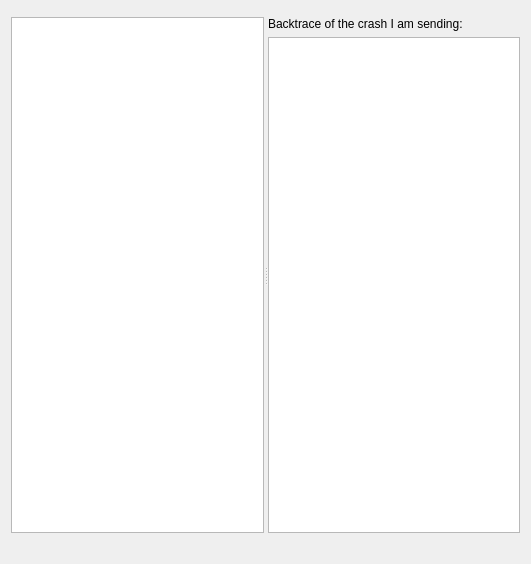
KDE/kde-runtime, file drkonqi/ui/assistantpage_bugzilla_duplicates_dialog.ui: the form before one commit.
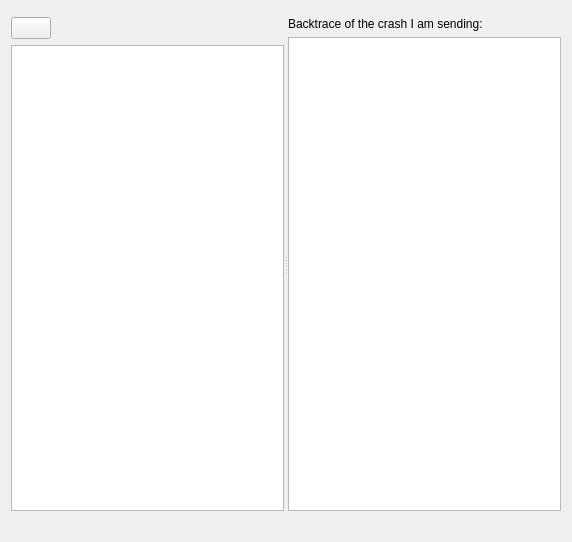
The form after the commit. Custom widgets are drawn as their Qt base class.

Commit message: - Add a Retry button if loading the bug report (to compare it with the user crash, on the duplicates page) fails.

Diff of the .ui file:
```diff
--- a/drkonqi/ui/assistantpage_bugzilla_duplicates_dialog.ui
+++ b/drkonqi/ui/assistantpage_bugzilla_duplicates_dialog.ui
@@ -6,8 +6,8 @@
    <rect>
     <x>0</x>
     <y>0</y>
-    <width>531</width>
-    <height>564</height>
+    <width>572</width>
+    <height>542</height>
    </rect>
   </property>
   <property name="minimumSize">
@@ -16,7 +16,7 @@
     <height>300</height>
    </size>
   </property>
-  <layout class="QVBoxLayout" name="verticalLayout_2">
+  <layout class="QVBoxLayout" name="verticalLayout_3">
    <item>
     <widget class="StatusWidget" name="m_statusWidget" native="true">
      <property name="sizePolicy">
@@ -32,7 +32,33 @@
      <property name="orientation">
       <enum>Qt::Horizontal</enum>
      </property>
-     <widget class="KTextBrowser" name="m_infoBrowser"/>
+     <widget class="QWidget" name="verticalLayoutWidget">
+      <layout class="QVBoxLayout" name="verticalLayout_2">
+       <item>
+        <layout class="QHBoxLayout" name="horizontalLayout">
+         <item>
+          <widget class="KPushButton" name="m_retryButton"/>
+         </item>
+         <item>
+          <spacer name="m_retrySpacer">
+           <property name="orientation">
+            <enum>Qt::Horizontal</enum>
+           </property>
+           <property name="sizeHint" stdset="0">
+            <size>
+             <width>40</width>
+             <height>0</height>
+            </size>
+           </property>
+          </spacer>
+         </item>
+        </layout>
+       </item>
+       <item>
+        <widget class="KTextBrowser" name="m_infoBrowser"/>
+       </item>
+      </layout>
+     </widget>
      <widget class="QWidget" name="layoutWidget">
       <layout class="QVBoxLayout" name="verticalLayout">
        <item>
@@ -68,6 +94,11 @@
   </layout>
  </widget>
  <customwidgets>
+  <customwidget>
+   <class>KPushButton</class>
+   <extends>QPushButton</extends>
+   <header>kpushbutton.h</header>
+  </customwidget>
   <customwidget>
    <class>KTextBrowser</class>
    <extends>QTextBrowser</extends>
```
The commit also changes 2 other files.
